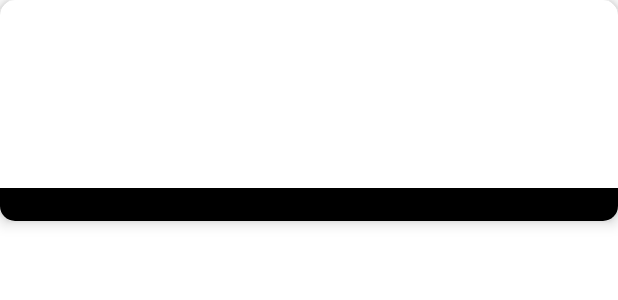
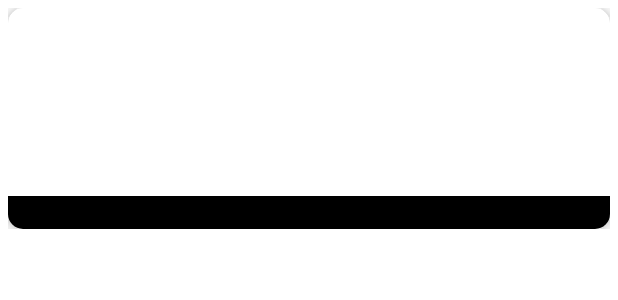
Before and after one commit to Anderwei/Embedded_System_Final_Project, an Android app: the layout list_item.xml on its own in the app's theme, with its tools: preview values and no code run, on a phone screen of 412 x 824 dp. Shown: the top 300 px of the screen. Run offline under Robolectric (Android 15) with nearby library versions, the phone set to English and light mode, and no system bars.

Commit message:
Modify presentation

```diff
--- a/app/src/main/res/layout/list_item.xml
+++ b/app/src/main/res/layout/list_item.xml
@@ -2,7 +2,9 @@
 <androidx.constraintlayout.widget.ConstraintLayout xmlns:android="http://schemas.android.com/apk/res/android" xmlns:app="http://schemas.android.com/apk/res-auto"
     xmlns:tools="http://schemas.android.com/tools"
     android:layout_width="match_parent"
-    android:layout_height="match_parent">
+    android:layout_height="wrap_content"
+    android:padding="5dp"
+    >
 
     <androidx.cardview.widget.CardView
         android:layout_width="match_parent"
```
